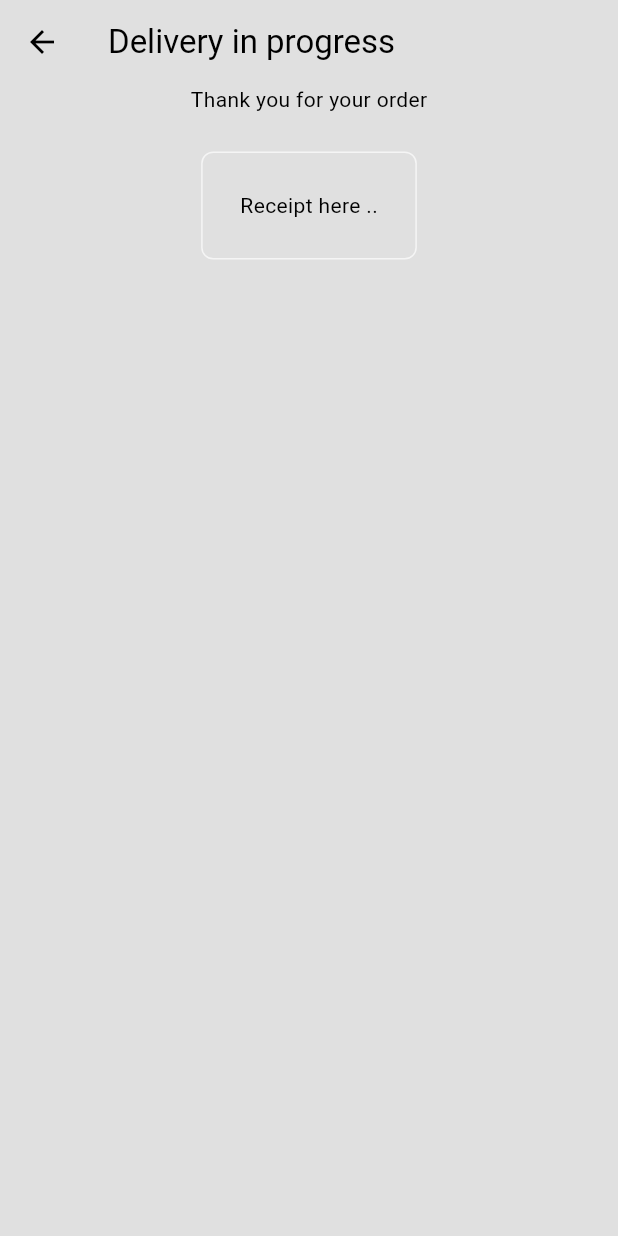
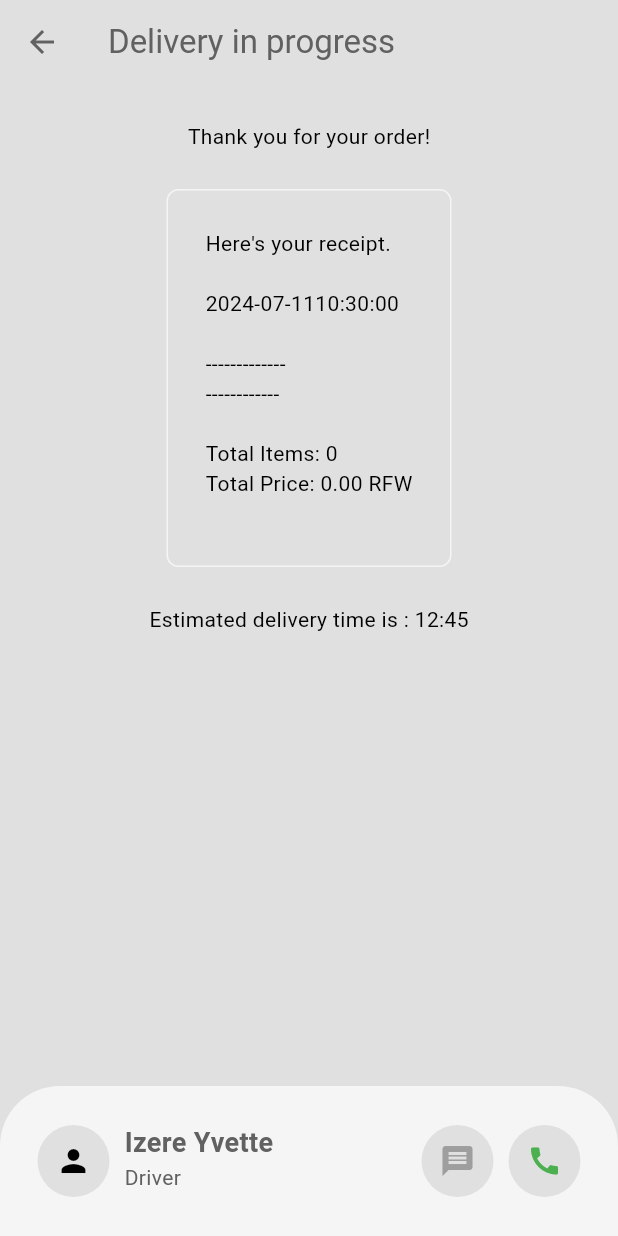
Before and after one commit to izerekerie/food_delivery, a Flutter app: the DeliveryProgressPage screen opened directly, on a phone screen of 412 x 824 dp. Run offline on Flutter 3.47's test engine with Material 3 defaults, Android fonts, the phone set to English and light mode, and no system bars; our stand-ins replace firebase_auth, firebase_core, flutter_credit_card; accounts and stored records are empty.

Commit message:
add: payment procedure

```diff
--- a/lib/components/my_receipt.dart
+++ b/lib/components/my_receipt.dart
@@ -1,4 +1,6 @@
 import 'package:flutter/material.dart';
+import 'package:food_delivery/models/restaurant.dart';
+import 'package:provider/provider.dart';
 
 class MyReceipt extends StatelessWidget {
   const MyReceipt({super.key});
@@ -10,7 +12,10 @@ class MyReceipt extends StatelessWidget {
       child: Center(
         child: Column(
           children: [
-            Text('Thank you for your order'),
+            const SizedBox(
+              height: 25,
+            ),
+            const Text('Thank you for your order!'),
             const SizedBox(
               height: 25,
             ),
@@ -21,8 +26,14 @@ class MyReceipt extends StatelessWidget {
                 borderRadius: BorderRadius.circular(8),
               ),
               padding: const EdgeInsets.all(25),
-              child: const Text('Receipt here ..'),
-            )
+              child: Consumer<Restaurant>(
+                  builder: (context, restaurant, child) =>
+                      Text(restaurant.displayCartReceipt())),
+            ),
+            const SizedBox(
+              height: 25,
+            ),
+            const Text('Estimated delivery time is : 12:45'),
           ],
         ),
       ),
--- a/lib/main.dart
+++ b/lib/main.dart
@@ -1,12 +1,13 @@
+import 'package:firebase_core/firebase_core.dart';
 import 'package:flutter/material.dart';
-import 'package:food_delivery/auth/login_or_register.dart';
+import 'package:food_delivery/services/auth/login_or_register.dart';
+import 'package:food_delivery/firebase_options.dart';
 import 'package:food_delivery/models/restaurant.dart';
-import 'package:food_delivery/pages/login_page.dart';
-import 'package:food_delivery/pages/register_page.dart';
 import 'package:food_delivery/themes/theme_provider.dart';
 import 'package:provider/provider.dart';
 
-void main() {
+void main() async {
+  await Firebase.initializeApp(options: DefaultFirebaseOptions.currentPlatform);
   runApp(
     MultiProvider(
       providers: [
--- a/lib/models/restaurant.dart
+++ b/lib/models/restaurant.dart
@@ -2,6 +2,7 @@ import 'package:collection/collection.dart';
 import 'package:flutter/material.dart';
 import 'package:food_delivery/models/cart_item.dart';
 import 'package:food_delivery/models/food.dart';
+import 'package:intl/intl.dart';
 
 class Restaurant extends ChangeNotifier {
   final List<Food> _menu = [
@@ -252,10 +253,42 @@ class Restaurant extends ChangeNotifier {
     _cart.clear();
     notifyListeners();
   }
+
 //  HELPERS
 // generate a receipt
+  String displayCartReceipt() {
+    final receipt = StringBuffer();
+    receipt.writeln("Here's your receipt. ");
+    receipt.writeln();
+    String formattedDate =
+        DateFormat('yyyy-MM-ddHH:mm:ss').format(DateTime.now());
+    receipt.writeln(formattedDate);
+    receipt.writeln();
+    receipt.writeln("-------------");
+    for (final cartItem in cart) {
+      receipt.writeln(
+          "${cartItem.quantity} x ${cartItem.food.name}- ${_formatPrice(cartItem.food.price)} ");
+      if (cartItem.selectedAddons.isNotEmpty) {
+        receipt.writeln(" Add-ons: ${_formatAddons(cartItem.selectedAddons)}");
+      }
+      receipt.writeln();
+    }
+    receipt.writeln("------------");
+    receipt.writeln();
+    receipt.writeln("Total Items: ${getTotalItemCount()}");
+    receipt.writeln("Total Price: ${_formatPrice(getTotalPrice())}");
+    return receipt.toString();
+  }
 
 //format double value  into money
+  String _formatPrice(double price) {
+    return "${price.toStringAsFixed(2)} RFW";
+  }
+// format list of addons into string summary
 
-// format list of addons into string summary
+  String _formatAddons(List<Addon> addons) {
+    return addons
+        .map((addon) => "${addon.name} (${_formatPrice(addon.price)})")
+        .join(", ");
+  }
 }
--- a/lib/pages/delivery_progress_page.dart
+++ b/lib/pages/delivery_progress_page.dart
@@ -8,12 +8,90 @@ class DeliveryProgressPage extends StatelessWidget {
   Widget build(BuildContext context) {
     return Scaffold(
       appBar: AppBar(
+        foregroundColor: Theme.of(context).colorScheme.inversePrimary,
         backgroundColor: Colors.transparent,
         title: const Text('Delivery in progress'),
       ),
+      bottomNavigationBar: _buildBottomNavBar(context),
       body: Column(
         children: [MyReceipt()],
       ),
     );
   }
+
+  Widget _buildBottomNavBar(BuildContext context) {
+    return Container(
+      padding: const EdgeInsets.all(25),
+      height: 100,
+      decoration: BoxDecoration(
+          color: Theme.of(context).colorScheme.secondary,
+          borderRadius: const BorderRadius.only(
+              topLeft: Radius.circular(40), topRight: Radius.circular(40))),
+      child: Row(
+        children: [
+          //profile pic of driver
+          Container(
+            decoration: BoxDecoration(
+                color: Theme.of(context).colorScheme.surface,
+                shape: BoxShape.circle),
+            child: IconButton(
+              icon: const Icon(Icons.person),
+              onPressed: () {},
+            ),
+          ),
+          const SizedBox(
+            width: 10,
+          ),
+          //driver details
+          Column(
+            crossAxisAlignment: CrossAxisAlignment.start,
+            children: [
+              Text(
+                "Izere Yvette",
+                style: TextStyle(
+                    fontSize: 18,
+                    fontWeight: FontWeight.bold,
+                    color: Theme.of(context).colorScheme.inversePrimary),
+              ),
+              Text(
+                "Driver",
+                style: TextStyle(
+                    color: Theme.of(context).colorScheme.inversePrimary),
+              ),
+            ],
+          ),
+          const Spacer(),
+          Row(
+            children: [
+              //message button
+              Container(
+                decoration: BoxDecoration(
+                    color: Theme.of(context).colorScheme.surface,
+                    shape: BoxShape.circle),
+                child: IconButton(
+                  icon: const Icon(Icons.message),
+                  color: Theme.of(context).colorScheme.primary,
+                  onPressed: () {},
+                ),
+              ),
+              const SizedBox(
+                width: 10,
+              ),
+              //call button
+              Container(
+                decoration: BoxDecoration(
+                    color: Theme.of(context).colorScheme.surface,
+                    shape: BoxShape.circle),
+                child: IconButton(
+                  icon: const Icon(Icons.call),
+                  color: Colors.green,
+                  onPressed: () {},
+                ),
+              ),
+            ],
+          )
+        ],
+      ),
+    );
+  }
 }
--- /dev/null
+++ b/lib/services/auth/auth_service.dart
@@ -0,0 +1,46 @@
+import 'package:firebase_core/firebase_core.dart';
+import 'package:firebase_auth/firebase_auth.dart';
+
+class AuthService {
+  //get instance of firebase auth
+  final FirebaseAuth _firebaseAuth = FirebaseAuth.instance;
+
+  //get current user
+  User? getCurrentUser() {
+    return _firebaseAuth.currentUser;
+  }
+  // sign in
+
+  Future<UserCredential> signInWithEmailPassword(String email, password) async {
+    // try sign user in
+    try {
+      // sign user in
+      UserCredential userCredential = await _firebaseAuth
+          .signInWithEmailAndPassword(email: email, password: password);
+      return userCredential;
+    }
+    // catch any errors
+    on FirebaseAuthException catch (e) {
+      throw Exception(e.code);
+    }
+  }
+  //sign up
+
+  Future<UserCredential> signUpWithEmailPassword(String email, password) async {
+    // try sign user up
+    try {
+      UserCredential userCredential = await _firebaseAuth
+          .createUserWithEmailAndPassword(email: email, password: password);
+      return userCredential;
+    }
+    // catch any errors
+    on FirebaseAuthException catch (e) {
+      throw Exception(e.code);
+    }
+  }
+  //sign out
+
+  Future<void> signOut() async {
+    return await _firebaseAuth.signOut();
+  }
+}
--- a/pubspec.yaml
+++ b/pubspec.yaml
@@ -37,7 +37,9 @@ dependencies:
   cupertino_icons: ^1.0.6
   collection: ^1.18.0
   flutter_credit_card: ^4.0.1
-
+  intl: ^0.17.0
+  firebase_core: ^3.2.0
+  firebase_auth: ^5.1.2
 dev_dependencies:
   flutter_test:
     sdk: flutter
```
Also changed, not shown: firebase.json (added), lib/firebase_options.dart (added), lib/services/auth/login_or_register.dart (renamed from lib/auth/login_or_register.dart), pubspec.lock, 6 other files.
